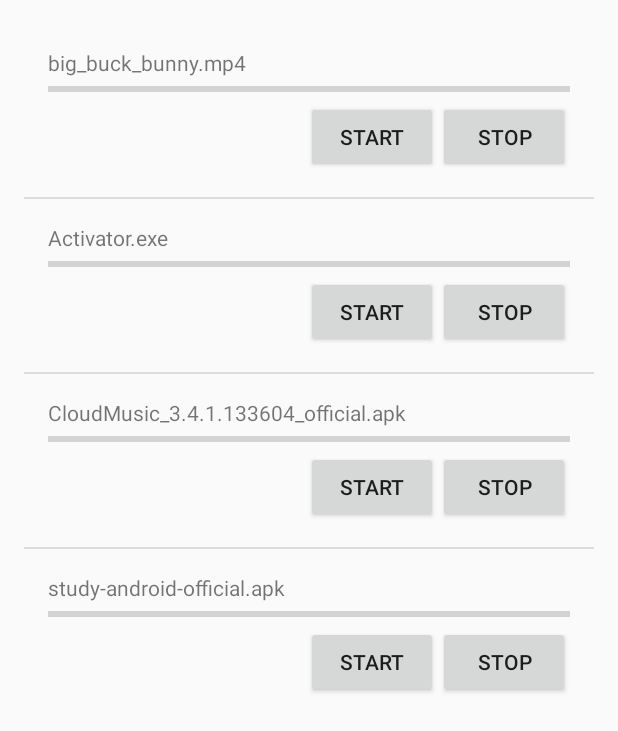
After one commit to Weisri/PmPlayer, an Android app: the DownLoadActivity screen opened directly, with no data from a screen before it, on a phone screen of 412 x 824 dp. The commit adds this screen. Shown: the top 731 px of the screen. Run offline under Robolectric (Android 15) with nearby library versions, the phone set to English and light mode, and no system bars.

Commit message:
断点续传bug调试

```diff
--- a/app/build.gradle
+++ b/app/build.gradle
@@ -33,4 +33,7 @@ dependencies {
     compile 'com.tamic.fastdownloader:Android-FastDownloader:1.0.3'
     compile 'org.greenrobot:greendao:3.0.1'
     compile 'org.greenrobot:greendao-generator:3.0.0'
+    //内存泄露检测
+    debugImplementation 'com.squareup.leakcanary:leakcanary-android:1.5.4'
+    releaseImplementation 'com.squareup.leakcanary:leakcanary-android-no-op:1.5.4'
 }
--- a/app/src/main/AndroidManifest.xml
+++ b/app/src/main/AndroidManifest.xml
@@ -25,6 +25,7 @@
                 <category android:name="android.intent.category.LAUNCHER" />
             </intent-filter>
         </activity>
+        <activity android:name=".view.DownLoadActivity"/>
        <activity
         android:name="io.vov.vitamio.activity.InitActivity"
         android:configChanges="orientation|screenSize|smallestScreenSize|keyboard|keyboardHidden|navigation"
--- /dev/null
+++ b/app/src/main/java/com/pm/player/adapter/DownLoadListAdapter.java
@@ -0,0 +1,106 @@
+package com.pm.player.adapter;
+
+import android.content.Context;
+import android.content.Intent;
+import android.view.LayoutInflater;
+import android.view.View;
+import android.view.ViewGroup;
+import android.widget.BaseAdapter;
+import android.widget.Button;
+import android.widget.ProgressBar;
+import android.widget.TextView;
+
+import com.pm.player.R;
+import com.pm.player.download.DownLoadService;
+import com.pm.player.entity.FileInfo;
+
+import java.util.ArrayList;
+import java.util.List;
+
+/**
+ * Created by WeiSir on 2018/6/12.
+ * 下载列表适配器
+ */
+public class DownLoadListAdapter extends BaseAdapter{
+    private List<FileInfo> mList = new ArrayList<>();
+    private Context mContext;
+    private LayoutInflater inflater;
+
+    public DownLoadListAdapter(List<FileInfo> mList, Context mContext) {
+        super();
+        this.mList = mList;
+        this.mContext = mContext;
+        inflater=LayoutInflater.from(mContext);
+    }
+
+    @Override
+    public int getCount() {
+        return mList.size();
+    }
+
+    @Override
+    public Object getItem(int position) {
+        return mList.get(position);
+    }
+
+    @Override
+    public long getItemId(int position) {
+        return position;
+    }
+
+    @Override
+    public View getView(int position, View convertView, ViewGroup parent) {
+        ViewHodler hodler =null;
+        final FileInfo fileInfo = mList.get(position);
+        if (convertView==null){
+            convertView=inflater.inflate(R.layout.item_layout_download,null);
+            hodler=new ViewHodler();
+            hodler.mFileText=(TextView)convertView.findViewById(R.id.file_textview);
+            hodler.mProBar =(ProgressBar)convertView.findViewById(R.id.progressBar2);
+            hodler.btStart=(Button)convertView.findViewById(R.id.start_button);
+            hodler.btStop=(Button)convertView.findViewById(R.id.stop_button);
+            hodler.mFileText.setText(fileInfo.getFileName());
+            hodler.mProBar.setMax(100);
+            hodler.btStop.setOnClickListener(new View.OnClickListener() {
+                @Override
+                public void onClick(View v) {
+                    Intent intent = new Intent(mContext, DownLoadService.class);
+                    intent.setAction(DownLoadService.ACTION_STOP);
+                    intent.putExtra("fileinfo",fileInfo);
+                    mContext.startService(intent);
+                }
+            });
+            hodler.btStart.setOnClickListener(new View.OnClickListener() {
+                @Override
+                public void onClick(View v) {
+                    Intent intent = new Intent(mContext,DownLoadService.class);
+                    intent.setAction(DownLoadService.ACTION_START);
+                    intent.putExtra("fileinfo",fileInfo);
+                    mContext.startService(intent);
+                }
+            });
+            convertView.setTag(hodler);
+        }else {
+            hodler=(ViewHodler)convertView.getTag();
+        }
+        hodler.mProBar.setProgress(fileInfo.getFinished());
+
+        return convertView;
+    }
+    public void updateProress(int id,int progress){
+        FileInfo fileInfo = mList.get(id);
+        fileInfo.setFinished(progress);
+        notifyDataSetChanged();
+
+    }
+    static class ViewHodler{
+        //文件名
+        private TextView mFileText;
+        //下载进度
+        private ProgressBar mProBar;
+        //开始
+        private Button btStart;
+        //停止
+        private Button btStop;
+    }
+    }
--- a/app/src/main/java/com/pm/player/db/ThreadDaoImp.java
+++ b/app/src/main/java/com/pm/player/db/ThreadDaoImp.java
@@ -45,7 +45,7 @@ public class ThreadDaoImp implements ThreadDao {
     @Override
     public void updateThread(String url, int thread_id, int finished) {
         SQLiteDatabase db = mHelper.getReadableDatabase();
-        db.execSQL("update thread_info set finished = '?' where url= '?' and thread_id = '?'",new Object[]{finished,url,thread_id});
+        db.execSQL("update thread_info set finished = ? where url= ? and thread_id = ?",new Object[]{finished,url,thread_id});
 
     }
 
--- a/app/src/main/java/com/pm/player/utils/Constans.java
+++ b/app/src/main/java/com/pm/player/utils/Constans.java
@@ -16,5 +16,11 @@ public class Constans {
     //rtsp
     public static String url2="rtsp://184.72.239.149/vod/mp4://BigBuckBunny_175k.mov";
 
+    public static String urlone = "http://clips.vorwaerts-gmbh.de/big_buck_bunny.mp4";
+    public static String urltwo = "http://www.imooc.com/download/Activator.exe";
+    public static String urlthree = "http://s1.music.126.net/download/android/CloudMusic_3.4.1.133604_official.apk";
+    public static String urlfour = "http://study.163.com/pub/study-android-official.apk";
+
+
 
 }
--- /dev/null
+++ b/app/src/main/java/com/pm/player/view/DownLoadActivity.java
@@ -0,0 +1,110 @@
+package com.pm.player.view;
+
+import android.app.Activity;
+import android.content.BroadcastReceiver;
+import android.content.Context;
+import android.content.Intent;
+import android.content.IntentFilter;
+import android.os.Message;
+import android.widget.Button;
+import android.widget.ListView;
+import android.widget.ProgressBar;
+import android.widget.TextView;
+import android.widget.Toast;
+
+import com.pm.player.MainActivity;
+import com.pm.player.R;
+import com.pm.player.adapter.DownLoadListAdapter;
+import com.pm.player.base.BaseActivity;
+import com.pm.player.download.DownLoadService;
+import com.pm.player.entity.FileInfo;
+import com.pm.player.utils.Constans;
+
+import java.util.ArrayList;
+import java.util.List;
+
+/**
+ * Created by WeiSir on 2018/6/12.
+ */
+
+public class DownLoadActivity extends BaseActivity {
+    private ListView mList ;
+    private List<FileInfo> mFileList = null;
+    private DownLoadListAdapter mAdapter;
+    private UIRecive mRecive;
+    @Override
+    protected void findViews() {
+        mList = this.findViewById(R.id.lv_download);
+    }
+
+    @Override
+    protected void initDatas() {
+
+    }
+
+    @Override
+    protected void initViews() {
+        mFileList=new ArrayList<>();
+        //初始化文件对象
+        FileInfo fileInfo1 = new FileInfo(0, Constans.urlone, getfileName(Constans.urlone), 0, 0);
+        FileInfo fileInfo2 = new FileInfo(1, Constans.urltwo, getfileName(Constans.urltwo), 0, 0);
+        FileInfo fileInfo3 = new FileInfo(2, Constans.urlthree, getfileName(Constans.urlthree), 0, 0);
+        FileInfo fileInfo4 = new FileInfo(3, Constans.urlfour, getfileName(Constans.urlfour), 0, 0);
+        mFileList.add(fileInfo1);
+        mFileList.add(fileInfo2);
+        mFileList.add(fileInfo3);
+        mFileList.add(fileInfo4);
+
+        mAdapter = new DownLoadListAdapter(mFileList,this);
+        mList.setAdapter(mAdapter);
+        mRecive = new UIRecive();
+
+        IntentFilter filter = new IntentFilter();
+        filter.addAction(DownLoadService.ACTION_START);
+        filter.addAction(DownLoadService.ACTION_FINISHED);
+        filter.addAction(DownLoadService.ACTION_UPDATE);
+        registerReceiver(mRecive,filter);
+    }
+
+    @Override
+    protected int setLayoutId() {
+        return R.layout.activity_layout_download;
+    }
+
+    @Override
+    protected void handlerMyMessage(Message msg) {
+
+    }
+    //从downloadTask中获取下载信息，更新UI
+    private class UIRecive extends BroadcastReceiver{
+        @Override
+        public void onReceive(Context context, Intent intent) {
+            if (DownLoadService.ACTION_START.equals(intent.getAction())) {
+
+            } else if (DownLoadService.ACTION_FINISHED.equals(intent.getAction())) {
+                //下载结束的时候
+                FileInfo fileInfo = (FileInfo) intent.getSerializableExtra("fileInfo");
+                mAdapter.updateProress(fileInfo.getId(),0);
+                Toast.makeText(DownLoadActivity.this, mFileList.get(fileInfo.getId()).getFileName() + "下载完毕", Toast.LENGTH_SHORT).show();
+            } else if (DownLoadService.ACTION_UPDATE.equals(intent.getAction())) {
+                //更新进度条的时候
+                int finished = intent.getIntExtra("finished",0);
+                int id = intent.getIntExtra("id",0);
+                mAdapter.updateProress(id,finished);
+            }
+
+
+        }
+    }
+    //从URL中获取下载文件名，即/后面的字符
+    private String getfileName(String url) {
+
+        return url.substring(url.lastIndexOf("/") + 1);
+    }
+
+    @Override
+    protected void onDestroy() {
+        super.onDestroy();
+        unregisterReceiver(mRecive);
+    }
+}
--- a/app/src/main/java/com/pm/player/widget/MediaClient.java
+++ b/app/src/main/java/com/pm/player/widget/MediaClient.java
@@ -1,4 +1,6 @@
 package com.pm.player.widget;
+
+import com.pm.player.entity.VideoInfo;
 
 import java.util.List;
 
--- a/app/src/main/java/com/pm/player/widget/MediaScannerTask.java
+++ b/app/src/main/java/com/pm/player/widget/MediaScannerTask.java
@@ -1,9 +1,10 @@
 package com.pm.player.widget;
 
-import android.content.Context;
 import android.os.AsyncTask;
 import android.os.Environment;
 import android.util.Log;
+
+import com.pm.player.entity.VideoInfo;
 
 import java.io.File;
 import java.io.FileFilter;
--- /dev/null
+++ b/app/src/main/res/layout/activity_layout_download.xml
@@ -0,0 +1,14 @@
+<?xml version="1.0" encoding="utf-8"?>
+<LinearLayout xmlns:android="http://schemas.android.com/apk/res/android"
+    android:layout_width="match_parent"
+    android:layout_height="match_parent"
+    android:paddingBottom="16dp"
+    android:paddingLeft="16dp"
+    android:paddingRight="16dp"
+    android:paddingTop="16dp">
+    <ListView
+        android:id="@+id/lv_download"
+        android:layout_width="match_parent"
+        android:layout_height="wrap_content"/>
+
+</LinearLayout>
--- /dev/null
+++ b/app/src/main/res/layout/item_layout_download.xml
@@ -0,0 +1,39 @@
+<RelativeLayout xmlns:android="http://schemas.android.com/apk/res/android"
+    xmlns:tools="http://schemas.android.com/tools"
+    android:layout_width="match_parent"
+    android:layout_height="match_parent"
+    android:paddingBottom="16dp"
+    android:paddingLeft="16dp"
+    android:paddingRight="16dp"
+    android:paddingTop="16dp">
+
+    <TextView
+        android:id="@+id/file_textview"
+        android:layout_width="wrap_content"
+        android:layout_height="wrap_content"
+        />
+
+    <ProgressBar
+        android:id="@+id/progressBar2"
+        style="?android:attr/progressBarStyleHorizontal"
+        android:layout_width="match_parent"
+        android:layout_height="wrap_content"
+        android:layout_below="@+id/file_textview" />
+
+    <Button
+        android:id="@+id/start_button"
+        android:layout_width="wrap_content"
+        android:layout_height="wrap_content"
+        android:layout_below="@+id/progressBar2"
+        android:layout_toLeftOf="@+id/stop_button"
+        android:text="start" />
+
+    <Button
+        android:id="@+id/stop_button"
+        android:layout_width="wrap_content"
+        android:layout_height="wrap_content"
+        android:layout_alignParentRight="true"
+        android:layout_below="@+id/progressBar2"
+        android:text="stop" />
+
+</RelativeLayout>
```
Also changed, not shown: app/src/main/java/com/pm/player/MainActivity.java (+24 -2 lines), app/src/main/java/com/pm/player/MyApplication.java (+15 -4 lines), app/src/main/java/com/pm/player/db/ThreadDao.java (+5 -5 lines), app/src/main/java/com/pm/player/download/DownLoadService.java (+83 -2 lines), app/src/main/java/com/pm/player/download/DownLoadTask.java (+5 -4 lines), app/src/main/java/com/pm/player/entity/VideoInfo.java (renamed from app/src/main/java/com/pm/player/widget/VideoInfo.java, +16 -1 lines), app/src/main/res/layout/activity_main.xml (+11 -7 lines), 2 other files.
